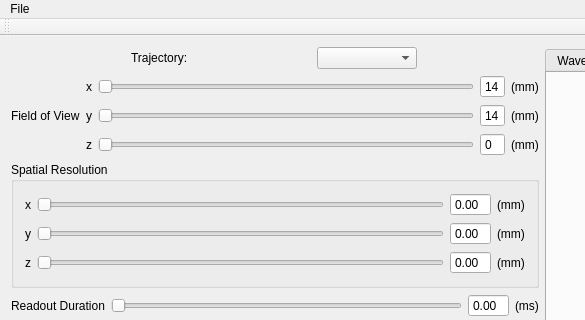
First picture: the form in python/cmri/designer/trajectory/mainwindow.ui, repository nio1814/MRItrajectory, before the edit; both pictures show x 0 to 585 and y 0 to 320 of the 1084 by 570 pixel window.
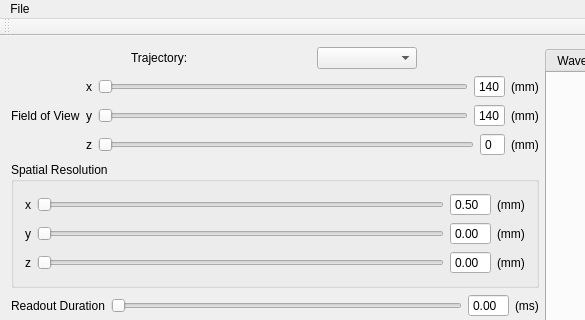
Second picture: the form after the edit.

The edit to the form file:
```diff
--- a/python/cmri/designer/trajectory/mainwindow.ui
+++ b/python/cmri/designer/trajectory/mainwindow.ui
@@ -69,6 +69,12 @@
             </item>
             <item>
              <widget class="QSlider" name="fieldOfViewXSlider">
+              <property name="minimum">
+               <number>140</number>
+              </property>
+              <property name="maximum">
+               <number>400</number>
+              </property>
               <property name="orientation">
                <enum>Qt::Horizontal</enum>
               </property>
@@ -80,7 +86,10 @@
                <enum>QAbstractSpinBox::NoButtons</enum>
               </property>
               <property name="minimum">
-               <number>14</number>
+               <number>140</number>
+              </property>
+              <property name="maximum">
+               <number>400</number>
               </property>
              </widget>
             </item>
@@ -115,7 +124,10 @@
                <enum>QAbstractSpinBox::NoButtons</enum>
               </property>
               <property name="minimum">
-               <number>14</number>
+               <number>140</number>
+              </property>
+              <property name="maximum">
+               <number>400</number>
               </property>
              </widget>
             </item>
@@ -194,6 +206,9 @@
              <property name="buttonSymbols">
               <enum>QAbstractSpinBox::NoButtons</enum>
              </property>
+             <property name="minimum">
+              <double>0.500000000000000</double>
+             </property>
             </widget>
            </item>
            <item>
```
Left out of the diff: 2 changed lines with no effect on the pictures.
